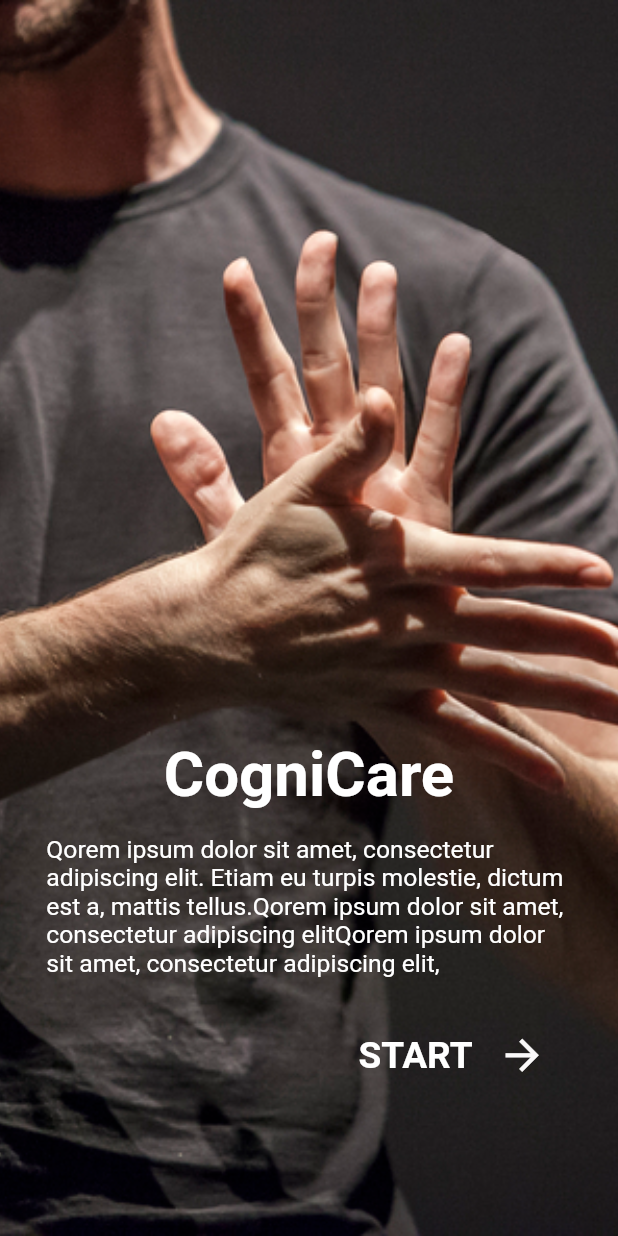
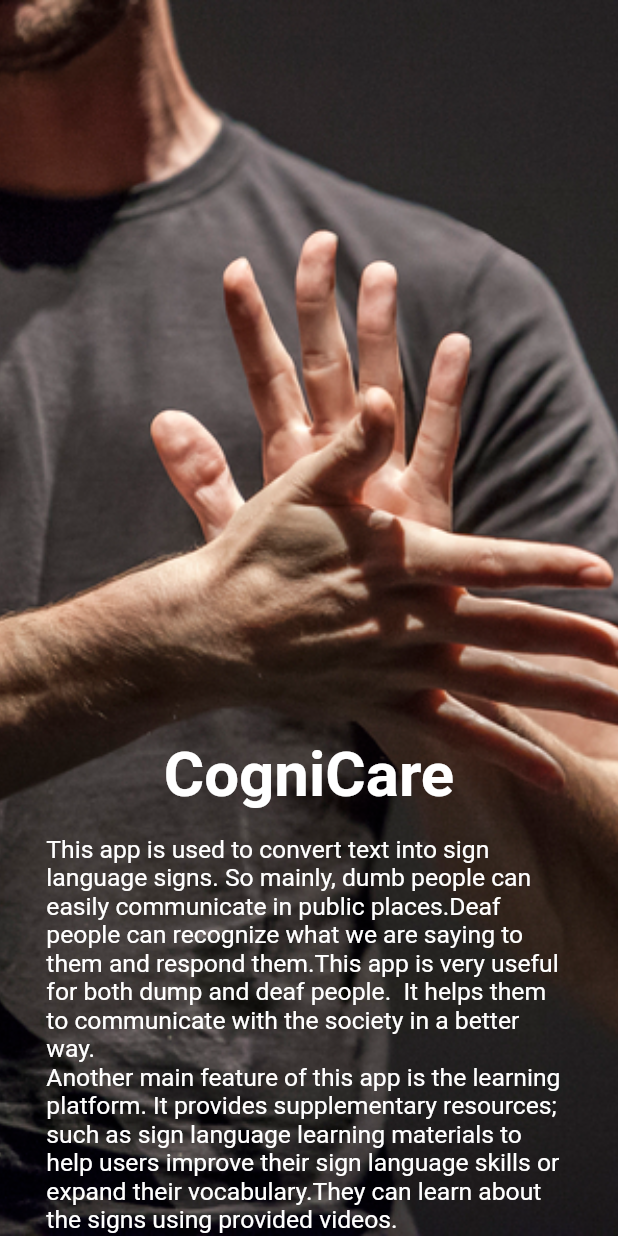
Before and after one commit to OshadiPalliyaguruge/CogniCare-Mobile-App_FrontEnd, a Flutter app: the screen it shows after launch, on a phone screen of 412 x 824 dp. Run offline on Flutter 3.47's test engine with Material 2 defaults, Android fonts, the phone set to English and light mode, and no system bars; our stand-ins replace youtube_player_flutter; missing offline and left inert: dart:ffi.

Commit message:
version 1.3

```diff
--- a/lib/main.dart
+++ b/lib/main.dart
@@ -1,5 +1,6 @@
 import 'package:cognicare/screens/homePage.dart';
 import 'package:flutter/material.dart';
+
 
 void main(){
   runApp(const MyApp());
--- a/lib/reusables/learnSigns.dart
+++ b/lib/reusables/learnSigns.dart
@@ -1,9 +1,7 @@
 import 'package:flutter/cupertino.dart';
 import 'package:flutter/material.dart';
 import 'package:youtube_player_flutter/youtube_player_flutter.dart';
-
 import '../screens/learn.dart';
-
 
 class LearnSignPage extends StatefulWidget {
   final String videoUrl;
--- a/lib/reusables/reusable.dart
+++ b/lib/reusables/reusable.dart
@@ -1,9 +1,8 @@
 import 'dart:ffi';
-
 import 'package:flutter/material.dart';
-
 import '../screens/modePage.dart';
 import 'package:cognicare/screens/hello.dart';
+
 
 Container BlockSet1(BuildContext context, String text, String imageName, Widget page) {
   return  Container(
--- a/lib/screens/answerPage.dart
+++ b/lib/screens/answerPage.dart
@@ -9,7 +9,6 @@ import 'modePage.dart';
 
 class answerPage extends StatefulWidget {
   const answerPage({super.key});
-
 
   @override
   State<answerPage> createState() => _answerPageState();
--- a/lib/screens/emotionsPage.dart
+++ b/lib/screens/emotionsPage.dart
@@ -48,7 +48,6 @@ class _emotionsPageState extends State<emotionsPage> {
         '\n\n\t\t\t\t\t\t\t' 'How to Say Slow Down in ASL',
     'Feelings and Emotions'
         '\n\n\t\t\t\t\t\t\t' 'How to Show Emotions in ASL',
-
   ];
 
   @override
--- a/lib/screens/hello.dart
+++ b/lib/screens/hello.dart
@@ -32,7 +32,6 @@ class _HelloPageState extends State<HelloPage> {
     'https://youtu.be/2XAzHCVS7m4?si=t-8avCtOP1K91bza',
     'https://youtu.be/p62KvYKfKC8?si=chE33zpmgtk2w0iW',
 
-    // Add more video URLs as needed
   ];
 
   // Custom names for each item
--- a/lib/screens/homePage.dart
+++ b/lib/screens/homePage.dart
@@ -67,7 +67,7 @@ class _HomePageState extends State<HomePage> {
                                 .height * 0.02,),
 
                           Text(
-                            'Qorem ipsum dolor sit amet, consectetur adipiscing elit. Etiam eu turpis molestie, dictum est a, mattis tellus.Qorem ipsum dolor sit amet, consectetur adipiscing elitQorem ipsum dolor sit amet, consectetur adipiscing elit,\n',
+                            'This app is used to convert text into sign language signs. So mainly, dumb people can easily communicate in public places.Deaf people can recognize what we are saying to them and respond them.This app is very useful for both dump and deaf people.  It helps them to communicate with the society in a better way.''\n''Another main feature of this app is the learning platform. It provides supplementary resources; such as sign language learning materials to help users improve their sign language skills or expand their vocabulary.They can learn about the signs using provided videos.''\n',
                             textAlign: TextAlign.start,
                             style: TextStyle(
                                 color: Colors.white,
--- a/lib/screens/learn.dart
+++ b/lib/screens/learn.dart
@@ -406,8 +406,6 @@ class _LearnPageState extends State<LearnPage> {
                      ],
                    ),
                 ),
-
-
     ]
     )
     )
--- a/lib/screens/speak.dart
+++ b/lib/screens/speak.dart
@@ -113,6 +113,7 @@ class _SpeakPageState extends State<SpeakPage> {
             ),
           ),
         ),
+
 
         //------------------------------ drawer options --------------------------
         endDrawer: Drawer(
```
